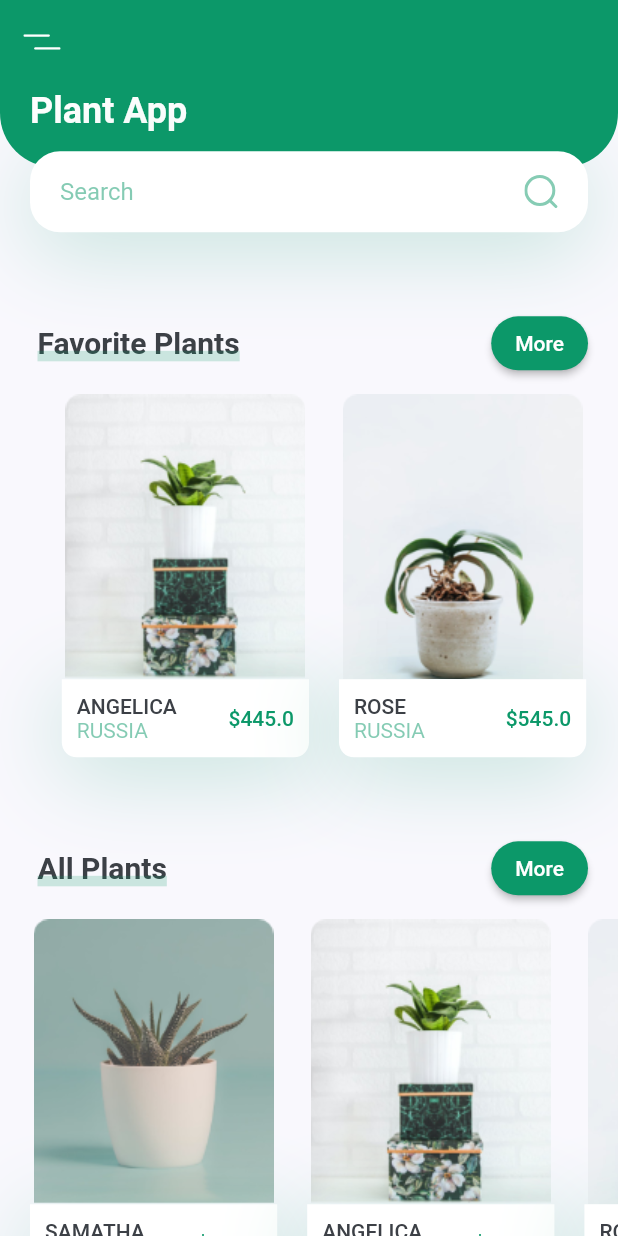
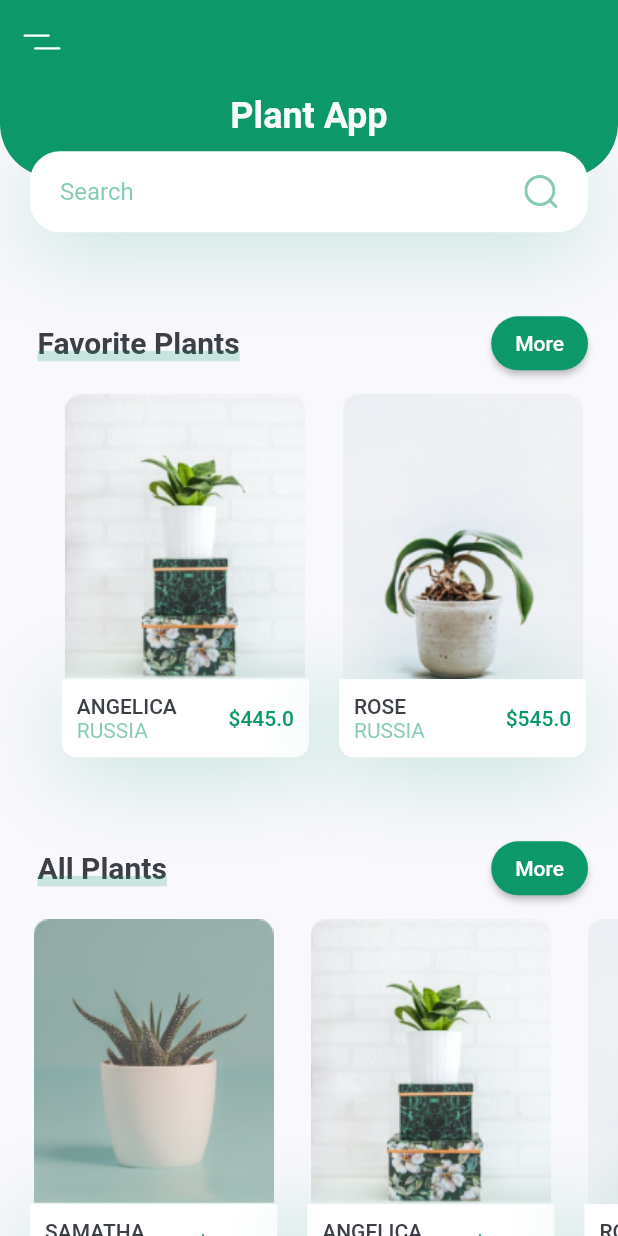
Before and after one commit to arllain/flutter, a Flutter app: the screen it shows after launch, on a phone screen of 412 x 824 dp. Run offline on Flutter 3.47's test engine with Material 2 defaults, Android fonts, the phone set to English and light mode, and no system bars; our stand-ins replace flutter_svg.

Commit message:
Titulo da ActionBar deve está centralizado

```diff
--- a/Intermediario/desafio/lib/screens/home/components/header_with_searchbox.dart
+++ b/Intermediario/desafio/lib/screens/home/components/header_with_searchbox.dart
@@ -22,7 +22,7 @@ class HeaderWithSearchBox extends StatelessWidget {
                 left: kDefaultPadding,
                 right: kDefaultPadding,
                 bottom: kDefaultPadding),
-            height: screenSize.height * 0.1 - 27,
+            height: screenSize.height * 0.1 - 20,
             decoration: const BoxDecoration(
               color: kPrimaryColor,
               borderRadius: BorderRadius.only(
@@ -31,6 +31,7 @@ class HeaderWithSearchBox extends StatelessWidget {
               ),
             ),
             child: Row(
+              mainAxisAlignment: MainAxisAlignment.center,
               children: <Widget>[
                 Text(
                   "Plant App",
```
